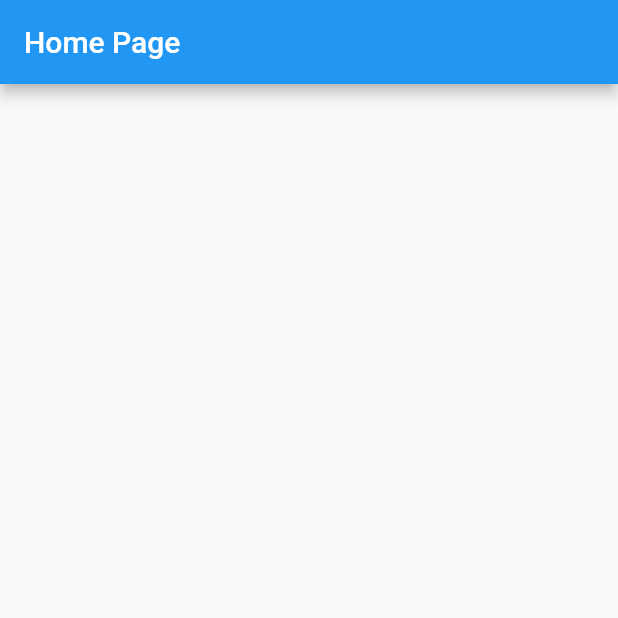
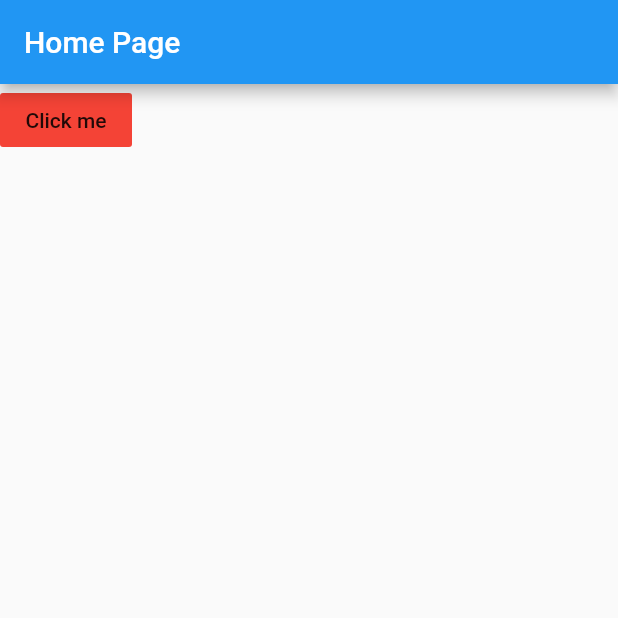
Before and after one commit to Shohruh-tuit/Navigation_flutterApp, a Flutter app: the screen it shows after launch, on a phone screen of 412 x 824 dp, the top half of it. Run offline on Flutter 3.47's test engine with Material 2 defaults, Android fonts, the phone set to English and light mode, and no system bars.

Commit message:
work time

```diff
--- a/lib/home_screen.dart
+++ b/lib/home_screen.dart
@@ -1,13 +1,30 @@
 import 'package:flutter/material.dart';
+import 'package:flutter_app_navigation/details_screen.dart';
 
 class HomePage extends StatelessWidget {
+  void openDetails(BuildContext ctx) {
+    Navigator.push((ctx), MaterialPageRoute(builder: (_) {
+      return DetailsPage();
+    }));
+  }
+
   @override
   Widget build(BuildContext context) {
     return Scaffold(
       appBar: AppBar(
         title: Text('Home Page'),
       ),
-      body: Container(),
+      body: Container(
+        child: Column(
+          children: [
+            FlatButton(
+              onPressed: () => openDetails(context),
+              child: Text('Click me'),
+              color: Colors.red,
+            )
+          ],
+        ),
+      ),
     );
   }
 }
```
Also changed, not shown: lib/details_screen.dart (added, +15 -0 lines), lib/detail_screen.dart (deleted).
